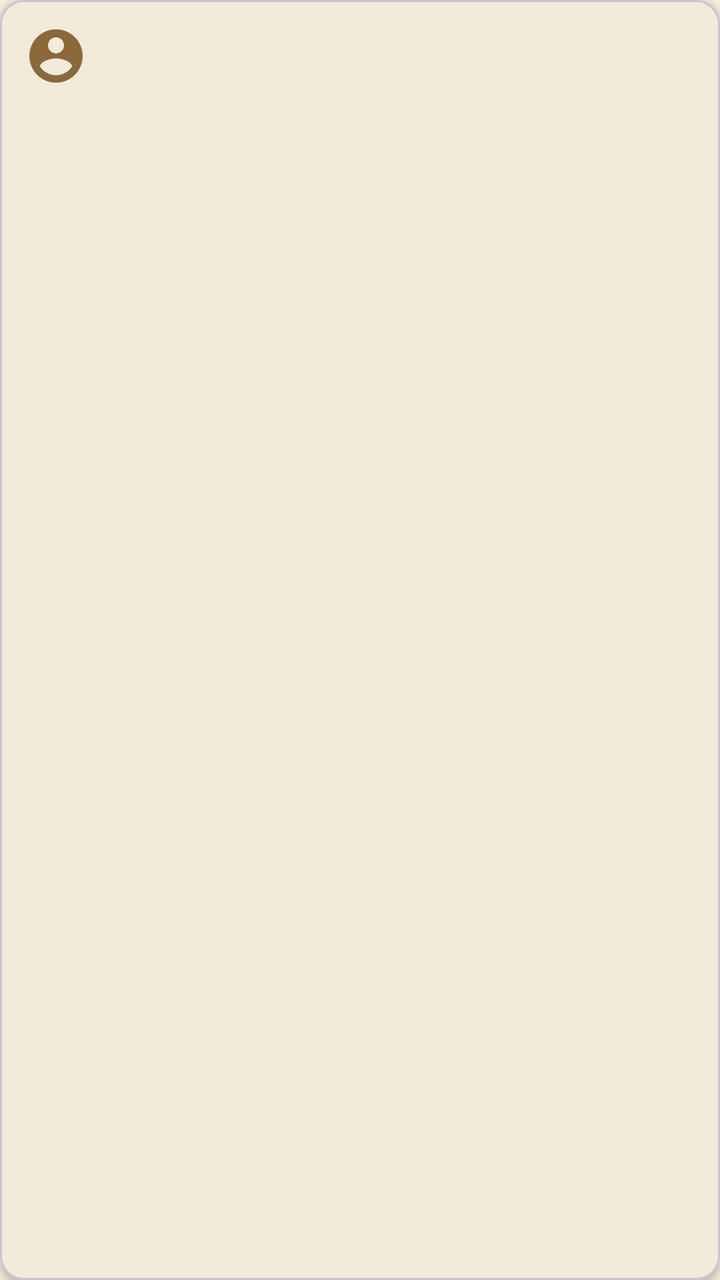
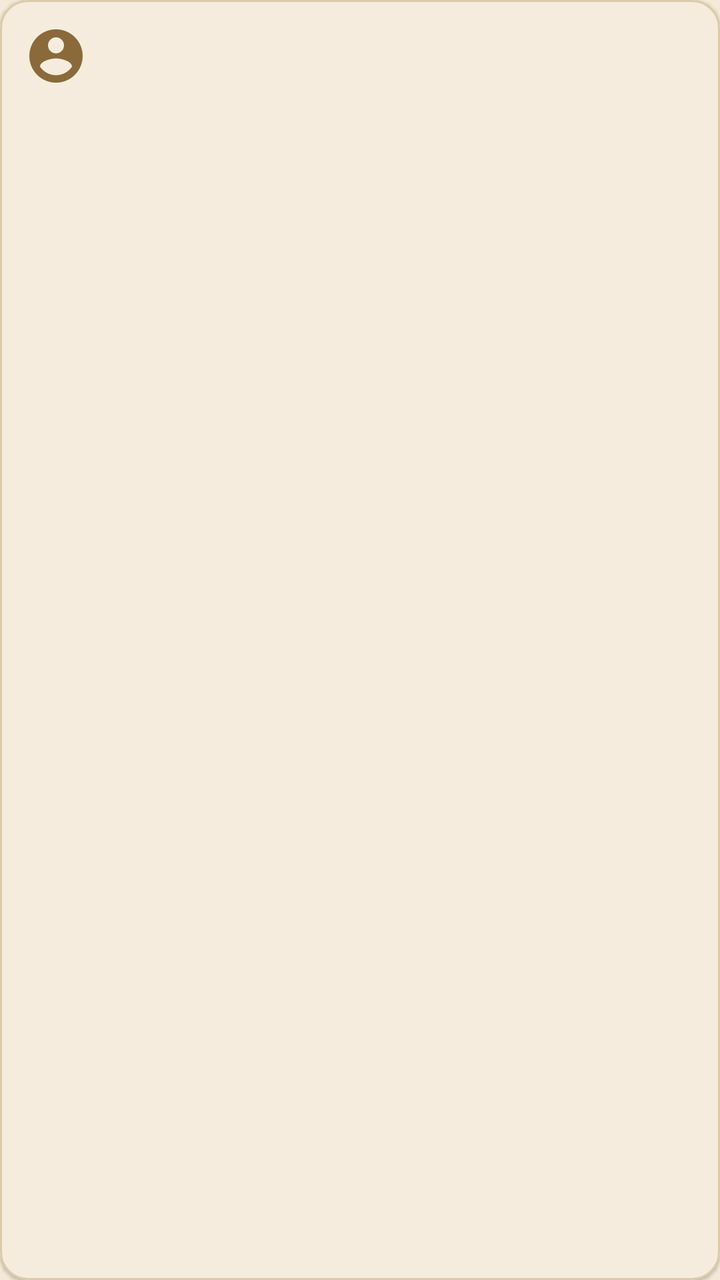

The first picture is an Android layout as it rendered before a commit; the second is the same layout after the commit. The layout source and the unified diff follow.
<!-- AndroidManifest.xml: application theme Theme.DnDMemory -->
<!-- res/layout/item_entity.xml -->
<?xml version="1.0" encoding="utf-8"?>
<com.google.android.material.card.MaterialCardView
    xmlns:android="http://schemas.android.com/apk/res/android"
    xmlns:app="http://schemas.android.com/apk/res-auto"
    android:id="@+id/item_entity_root"
    android:layout_width="match_parent"
    android:layout_height="wrap_content"
    android:layout_marginStart="12dp"
    android:layout_marginTop="6dp"
    android:layout_marginEnd="12dp"
    android:layout_marginBottom="6dp"
    android:clickable="true"
    android:focusable="true"
    app:cardCornerRadius="12dp"
    app:cardElevation="2dp">

    <LinearLayout
        android:layout_width="match_parent"
        android:layout_height="wrap_content"
        android:orientation="horizontal"
        android:padding="12dp">

        <ImageView
            android:id="@+id/item_entity_icon"
            android:layout_width="32dp"
            android:layout_height="32dp"
            android:contentDescription="@string/cd_icon"
            android:src="@drawable/ic_npc"
            app:tint="?attr/colorPrimary" />

        <LinearLayout
            android:layout_width="0dp"
            android:layout_height="wrap_content"
            android:layout_marginStart="12dp"
            android:layout_weight="1"
            android:orientation="vertical">

            <TextView
                android:id="@+id/item_entity_name"
                android:layout_width="match_parent"
                android:layout_height="wrap_content"
                android:textAppearance="?attr/textAppearanceTitleMedium" />

            <TextView
                android:id="@+id/item_entity_summary"
                android:layout_width="match_parent"
                android:layout_height="wrap_content"
                android:ellipsize="end"
                android:maxLines="2"
                android:textAppearance="?attr/textAppearanceBodyMedium" />

            <TextView
                android:id="@+id/item_entity_tags"
                android:layout_width="match_parent"
                android:layout_height="wrap_content"
                android:textAppearance="?attr/textAppearanceBodySmall"
                android:textColor="?attr/colorPrimary" />

            <TextView
                android:id="@+id/item_entity_status"
                android:layout_width="wrap_content"
                android:layout_height="wrap_content"
                android:textAppearance="?attr/textAppearanceLabelSmall"
                android:textColor="@color/badge_dirty"
                android:visibility="gone" />
        </LinearLayout>
    </LinearLayout>
</com.google.android.material.card.MaterialCardView>
<!-- resources referenced by this layout -->
<resources>
  <color name="badge_dirty">#B36B00</color>
  <!-- drawable ic_npc (drawable) -->
  <?xml version="1.0" encoding="utf-8"?>
  <vector xmlns:android="http://schemas.android.com/apk/res/android"
      android:width="24dp"
      android:height="24dp"
      android:viewportWidth="24"
      android:viewportHeight="24">
      <path
          android:fillColor="#FF000000"
          android:pathData="M12,2C6.48,2 2,6.48 2,12s4.48,10 10,10 10,-4.48 10,-10S17.52,2 12,2zM12,5c1.66,0 3,1.34 3,3s-1.34,3 -3,3 -3,-1.34 -3,-3 1.34,-3 3,-3zM12,19.2c-2.5,0 -4.71,-1.28 -6,-3.22 0.03,-1.99 4,-3.08 6,-3.08 1.99,0 5.97,1.09 6,3.08 -1.29,1.94 -3.5,3.22 -6,3.22z" />
  </vector>
  <string name="cd_icon">Значок</string>
  <style name="Theme.DnDMemory" parent="Theme.Material3.DayNight.NoActionBar">
          <item name="colorPrimary">@color/colorPrimary</item>
          <item name="colorPrimaryDark">@color/colorPrimaryDark</item>
          <item name="colorOnPrimary">@color/colorOnPrimary</item>
          <item name="colorPrimaryContainer">@color/colorPrimaryContainer</item>
          <item name="colorOnPrimaryContainer">@color/colorOnPrimaryContainer</item>
          <item name="colorSecondary">@color/colorSecondary</item>
          <item name="colorOnSecondary">@color/colorOnSecondary</item>
          <item name="colorSurface">@color/colorSurface</item>
          <item name="colorOnSurface">@color/colorOnSurface</item>
          <item name="colorSurfaceVariant">@color/colorSurfaceVariant</item>
          <item name="colorOnSurfaceVariant">@color/colorOnSurfaceVariant</item>
          <item name="android:colorBackground">@color/colorBackground</item>
          <item name="colorOnBackground">@color/colorOnBackground</item>
          <item name="colorError">@color/colorError</item>
          <item name="colorOnError">@color/colorOnError</item>
          <item name="colorOutline">@color/colorOutline</item>
          <item name="android:statusBarColor">@color/colorPrimaryDark</item>
          <item name="android:navigationBarColor">@color/colorBackground</item>
          <item name="android:windowBackground">@color/colorBackground</item>
      </style>
  <color name="colorPrimary">#8A6A3B</color>
  <color name="colorPrimaryDark">#5E4525</color>
  <color name="colorOnPrimary">#FFF7EA</color>
  <color name="colorPrimaryContainer">#EBDCC2</color>
  <color name="colorOnPrimaryContainer">#3A2A14</color>
  <color name="colorSecondary">#B98B2E</color>
  <color name="colorOnSecondary">#FFF8EA</color>
  <color name="colorSurface">#FBF4E6</color>
  <color name="colorOnSurface">#2A2118</color>
  <color name="colorSurfaceVariant">#EEE0C6</color>
  <color name="colorOnSurfaceVariant">#57493A</color>
  <color name="colorBackground">#F4EAD7</color>
  <color name="colorOnBackground">#2A2118</color>
  <color name="colorError">#A3231C</color>
  <color name="colorOnError">#FFFFFF</color>
  <color name="colorOutline">#8C7B63</color>
</resources>

<!-- the commit's change to res/layout/item_entity.xml (unified diff, before → after) -->
@@ -3,16 +3,13 @@
     xmlns:android="http://schemas.android.com/apk/res/android"
     xmlns:app="http://schemas.android.com/apk/res-auto"
     android:id="@+id/item_entity_root"
+    style="@style/Widget.DnDMemory.Card"
     android:layout_width="match_parent"
     android:layout_height="wrap_content"
     android:layout_marginStart="12dp"
     android:layout_marginTop="6dp"
     android:layout_marginEnd="12dp"
-    android:layout_marginBottom="6dp"
-    android:clickable="true"
-    android:focusable="true"
-    app:cardCornerRadius="12dp"
-    app:cardElevation="2dp">
+    android:layout_marginBottom="6dp">
 
     <LinearLayout
         android:layout_width="match_parent"
@@ -41,6 +38,14 @@
                 android:layout_height="wrap_content"
                 android:textAppearance="?attr/textAppearanceTitleMedium" />
 
+            
+            <TextView
+                android:id="@+id/item_entity_type"
+                android:layout_width="match_parent"
+                android:layout_height="wrap_content"
+                android:textAppearance="?attr/textAppearanceLabelSmall"
+                android:textColor="?attr/colorSecondary" />
+
             <TextView
                 android:id="@+id/item_entity_summary"
                 android:layout_width="match_parent"
<!-- resource entries referenced after the edit -->
@@ -13,6 +13,15 @@
           android:pathData="M12,2C6.48,2 2,6.48 2,12s4.48,10 10,10 10,-4.48 10,-10S17.52,2 12,2zM12,5c1.66,0 3,1.34 3,3s-1.34,3 -3,3 -3,-1.34 -3,-3 1.34,-3 3,-3zM12,19.2c-2.5,0 -4.71,-1.28 -6,-3.22 0.03,-1.99 4,-3.08 6,-3.08 1.99,0 5.97,1.09 6,3.08 -1.29,1.94 -3.5,3.22 -6,3.22z" />
   </vector>
   <string name="cd_icon">Значок</string>
+  <style name="Widget.DnDMemory.Card" parent="Widget.Material3.CardView.Elevated">
+          <item name="cardBackgroundColor">?attr/colorSurface</item>
+          <item name="cardCornerRadius">14dp</item>
+          <item name="cardElevation">1dp</item>
+          <item name="strokeColor">@color/card_stroke</item>
+          <item name="strokeWidth">1dp</item>
+          <item name="android:clickable">true</item>
+          <item name="android:focusable">true</item>
+      </style>
   <style name="Theme.DnDMemory" parent="Theme.Material3.DayNight.NoActionBar">
           <item name="colorPrimary">@color/colorPrimary</item>
           <item name="colorPrimaryDark">@color/colorPrimaryDark</item>
@@ -34,6 +43,7 @@
           <item name="android:navigationBarColor">@color/colorBackground</item>
           <item name="android:windowBackground">@color/colorBackground</item>
       </style>
+  <color name="card_stroke">#DCCBA9</color>
   <color name="colorPrimary">#8A6A3B</color>
   <color name="colorPrimaryDark">#5E4525</color>
   <color name="colorOnPrimary">#FFF7EA</color>
